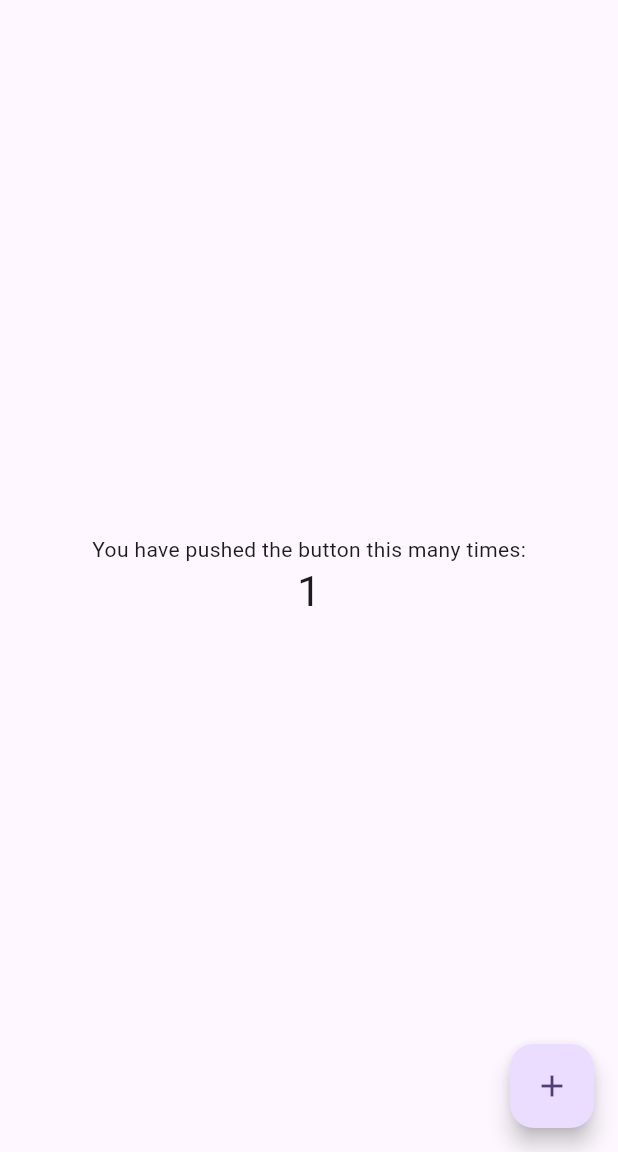
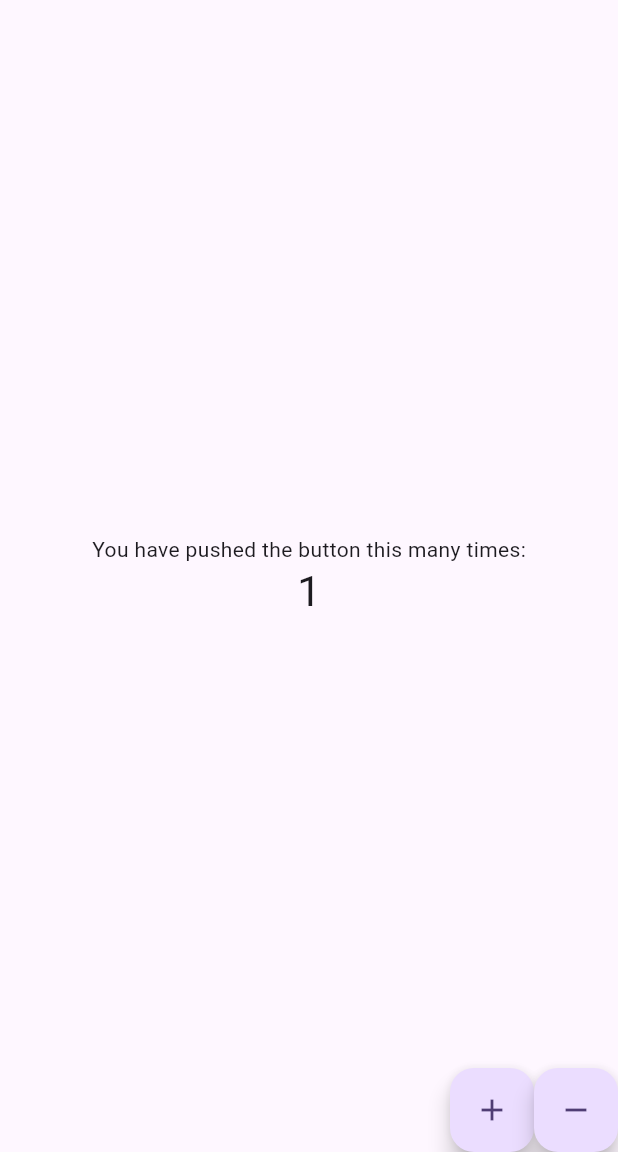
Before and after one commit to MarceloFigueira/counter_bloc, a Flutter app: the screen it shows after launch, after a tap on the "add" icon, on a phone screen of 412 x 824 dp, the part 84-1236 px from its top. Run offline on Flutter 3.47's test engine with Material 2 defaults, Android fonts, the phone set to English and light mode, and no system bars; our stand-ins replace flutter_bloc.

```diff
--- a/lib/main.dart
+++ b/lib/main.dart
@@ -1,69 +1,6 @@
+import 'package:counter_bloc/my_app.dart';
 import 'package:flutter/material.dart';
 
 void main() {
   runApp(const MyApp());
 }
-
-class MyApp extends StatelessWidget {
-  const MyApp({super.key});
-
-  @override
-  Widget build(BuildContext context) {
-    return MaterialApp(
-      title: 'Flutter Demo',
-      theme: ThemeData(
-        colorScheme: ColorScheme.fromSeed(seedColor: Colors.deepPurple),
-        useMaterial3: true,
-      ),
-      home: const MyHomePage(title: 'Flutter Demo Home Page'),
-    );
-  }
-}
-
-class MyHomePage extends StatefulWidget {
-  const MyHomePage({super.key, required this.title});
-
-  final String title;
-
-  @override
-  State<MyHomePage> createState() => _MyHomePageState();
-}
-
-class _MyHomePageState extends State<MyHomePage> {
-  int _counter = 0;
-
-  void _incrementCounter() {
-    setState(() {
-      _counter++;
-    });
-  }
-
-  @override
-  Widget build(BuildContext context) {
-    return Scaffold(
-      appBar: AppBar(
-        backgroundColor: Theme.of(context).colorScheme.inversePrimary,
-        title: Text(widget.title),
-      ),
-      body: Center(
-        child: Column(
-          mainAxisAlignment: MainAxisAlignment.center,
-          children: <Widget>[
-            const Text(
-              'You have pushed the button this many times:',
-            ),
-            Text(
-              '$_counter',
-              style: Theme.of(context).textTheme.headlineMedium,
-            ),
-          ],
-        ),
-      ),
-      floatingActionButton: FloatingActionButton(
-        onPressed: _incrementCounter,
-        tooltip: 'Increment',
-        child: const Icon(Icons.add),
-      ),
-    );
-  }
-}
--- /dev/null
+++ b/lib/my_app.dart
@@ -0,0 +1,18 @@
+import 'package:counter_bloc/src/counter_page.dart';
+import 'package:flutter/material.dart';
+
+class MyApp extends StatelessWidget {
+  const MyApp({super.key});
+
+  @override
+  Widget build(BuildContext context) {
+    return MaterialApp(
+      title: 'Flutter Demo',
+      theme: ThemeData(
+        colorScheme: ColorScheme.fromSeed(seedColor: Colors.deepPurple),
+        useMaterial3: true,
+      ),
+      home: const CounterPage(title: 'Flutter Demo Home Page'),
+    );
+  }
+}
--- /dev/null
+++ b/lib/src/counter_bloc/counter_bloc.dart
@@ -0,0 +1,29 @@
+import 'package:counter_bloc/src/counter_bloc/counter_bloc_event.dart';
+import 'package:counter_bloc/src/counter_bloc/counter_bloc_state.dart';
+import 'package:flutter_bloc/flutter_bloc.dart';
+
+class CounterBloc extends Bloc<CounterBlocEvent, CounterBlocState> {
+  CounterBloc() : super(CounterBlocInicial()) {
+    on<CounterBlocAdd>(_add);
+    on<CounterBlocRemove>(_remove);
+  }
+
+  int counter = 0;
+
+  void _add(CounterBlocAdd event, Emitter emitter) async {
+    counter++;
+    emitter(CounterBlocLoading());
+    await Future.delayed(const Duration(seconds: 1));
+
+    emitter(CounterBlocSuccess(counter: counter));
+  }
+
+  void _remove(CounterBlocRemove event, Emitter emitter) async {
+    counter--;
+
+    emitter(CounterBlocLoading());
+    await Future.delayed(const Duration(seconds: 1));
+
+    emitter(CounterBlocSuccess(counter: counter));
+  }
+}
--- /dev/null
+++ b/lib/src/counter_bloc/counter_bloc_event.dart
@@ -0,0 +1,7 @@
+abstract class CounterBlocEvent {
+  CounterBlocEvent();
+}
+
+class CounterBlocAdd implements CounterBlocEvent {}
+
+class CounterBlocRemove implements CounterBlocEvent {}
--- /dev/null
+++ b/lib/src/counter_bloc/counter_bloc_state.dart
@@ -0,0 +1,14 @@
+abstract class CounterBlocState {
+  CounterBlocState();
+}
+
+class CounterBlocInicial implements CounterBlocState {}
+
+class CounterBlocLoading implements CounterBlocState {}
+
+class CounterBlocSuccess implements CounterBlocState {
+  final int counter;
+  CounterBlocSuccess({required this.counter});
+}
+
+class CounterBlocFailure implements CounterBlocState {}
--- /dev/null
+++ b/lib/src/counter_page.dart
@@ -0,0 +1,72 @@
+import 'package:counter_bloc/src/counter_bloc/counter_bloc.dart';
+import 'package:counter_bloc/src/counter_bloc/counter_bloc_event.dart';
+import 'package:counter_bloc/src/counter_bloc/counter_bloc_state.dart';
+import 'package:flutter/material.dart';
+import 'package:flutter_bloc/flutter_bloc.dart';
+
+class CounterPage extends StatefulWidget {
+  const CounterPage({super.key, required this.title});
+
+  final String title;
+
+  @override
+  State<CounterPage> createState() => _CounterPageState();
+}
+
+class _CounterPageState extends State<CounterPage> {
+  CounterBloc bloc = CounterBloc();
+
+  @override
+  Widget build(BuildContext context) {
+    return Scaffold(
+      appBar: AppBar(
+        backgroundColor: Theme.of(context).colorScheme.inversePrimary,
+        title: Text(widget.title),
+      ),
+      body: Center(
+        child: BlocBuilder(
+          bloc: bloc,
+          builder: (context, state) {
+            if (state is CounterBlocLoading) {
+              return const Center(
+                child: CircularProgressIndicator(),
+              );
+            }
+            return Column(
+              mainAxisAlignment: MainAxisAlignment.center,
+              children: <Widget>[
+                const Text(
+                  'You have pushed the button this many times:',
+                ),
+                Text(
+                  '${bloc.counter}',
+                  style: Theme.of(context).textTheme.headlineMedium,
+                ),
+              ],
+            );
+          },
+        ),
+      ),
+      floatingActionButton: Row(
+        mainAxisAlignment: MainAxisAlignment.end,
+        children: [
+          FloatingActionButton(
+            onPressed: () {
+              bloc.add(CounterBlocAdd());
+            },
+            tooltip: 'Increment',
+            child: const Icon(Icons.add),
+          ),
+          FloatingActionButton(
+            onPressed: () {
+              bloc.add(CounterBlocRemove());
+            },
+            tooltip: 'Decrement',
+            child: const Icon(Icons.remove),
+          ),
+        ],
+      ),
+      floatingActionButtonLocation: FloatingActionButtonLocation.centerDocked,
+    );
+  }
+}
```
Also changed, not shown: 1 other file.
